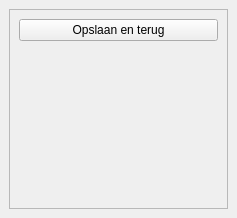
This is plugin/oiv/tools/stackwidget.ui in OIV-NL-QGIS/QGIS_project as Qt 5 draws it before an edit. The edited form follows.
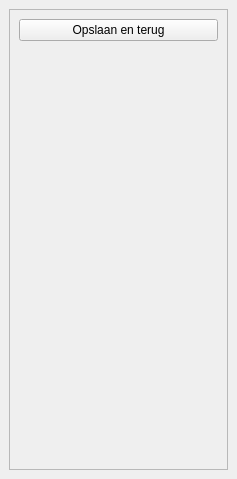
This is the edited form.

Commit message:
changed visualisation of objectgegevens
resolves #268
- stretch form

```diff
--- a/plugin/oiv/tools/stackwidget.ui
+++ b/plugin/oiv/tools/stackwidget.ui
@@ -7,7 +7,7 @@
     <x>0</x>
     <y>0</y>
     <width>237</width>
-    <height>218</height>
+    <height>479</height>
    </rect>
   </property>
   <property name="sizePolicy">
@@ -41,7 +41,7 @@
          <x>0</x>
          <y>0</y>
          <width>217</width>
-         <height>176</height>
+         <height>437</height>
         </rect>
        </property>
        <layout class="QVBoxLayout" name="verticalLayout_2">
@@ -55,7 +55,7 @@
         <item>
          <widget class="QStackedWidget" name="stackedWidget">
           <property name="sizePolicy">
-           <sizepolicy hsizetype="Expanding" vsizetype="Maximum">
+           <sizepolicy hsizetype="Expanding" vsizetype="Expanding">
             <horstretch>0</horstretch>
             <verstretch>0</verstretch>
            </sizepolicy>
@@ -75,7 +75,7 @@
            <enum>Qt::Vertical</enum>
           </property>
           <property name="sizeType">
-           <enum>QSizePolicy::Expanding</enum>
+           <enum>QSizePolicy::Minimum</enum>
           </property>
           <property name="sizeHint" stdset="0">
            <size>
```
The commit also changes 1 other file.
